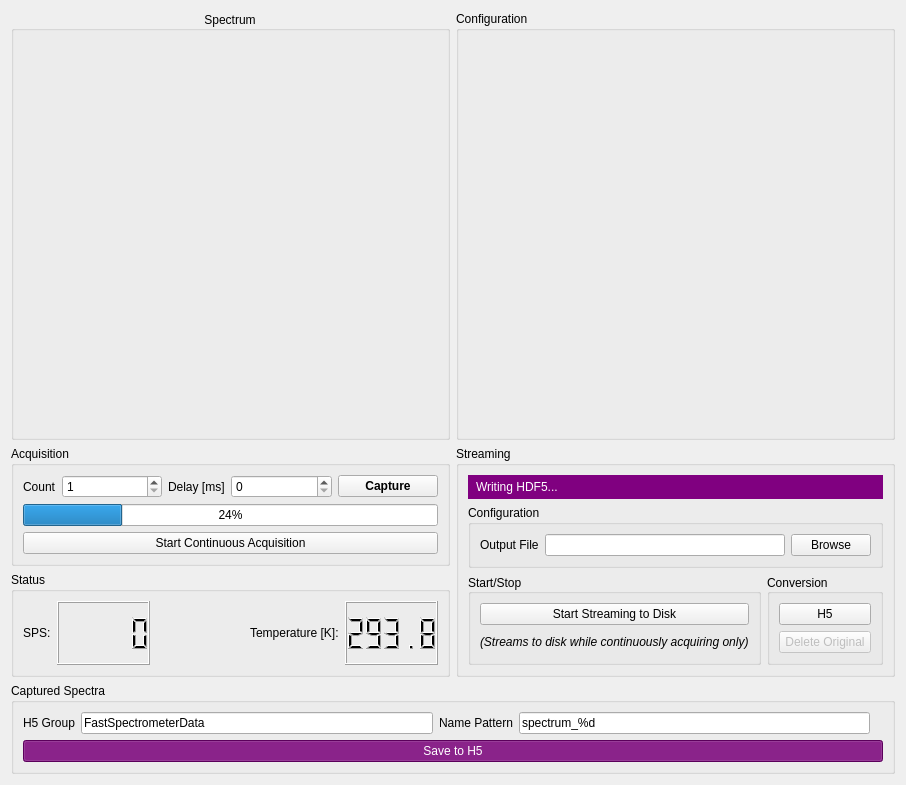
First picture: the form in nplab/instrument/spectrometer/fastspectrometer/resources/fsgui.ui, repository wdeacon/PyOpenLab, before the edit.
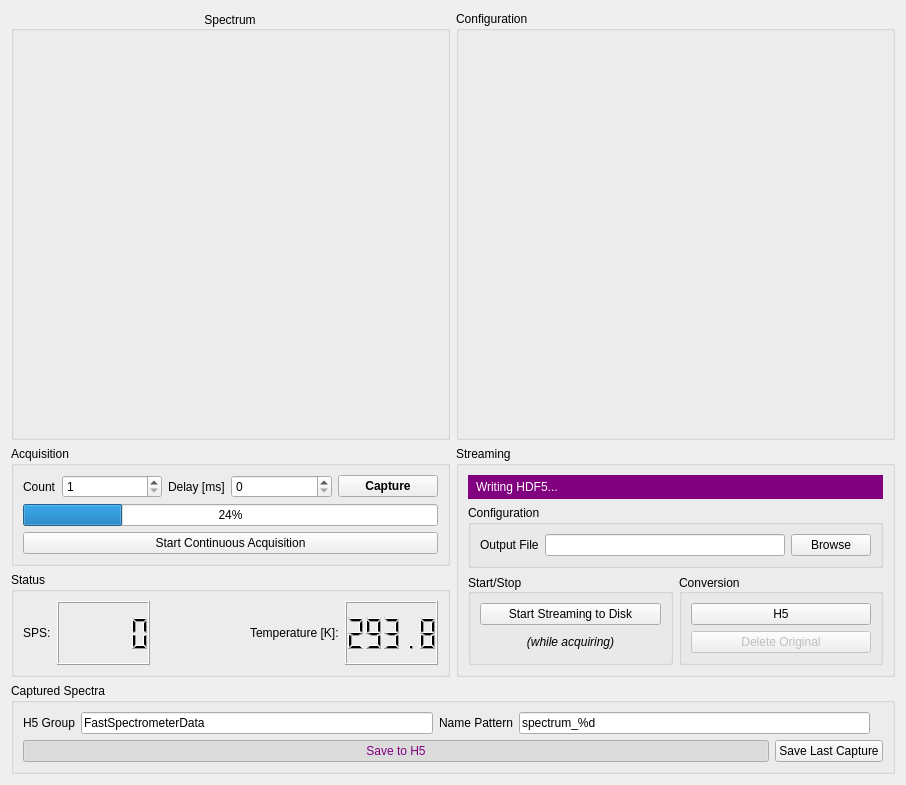
Second picture: the form after the edit.

```diff
--- a/nplab/instrument/spectrometer/fastspectrometer/resources/fsgui.ui
+++ b/nplab/instrument/spectrometer/fastspectrometer/resources/fsgui.ui
@@ -349,7 +349,10 @@
             </font>
            </property>
            <property name="text">
-            <string>(Streams to disk while continuously acquiring only)</string>
+            <string>(while acquiring)</string>
+           </property>
+           <property name="alignment">
+            <set>Qt::AlignCenter</set>
            </property>
           </widget>
          </item>
@@ -417,11 +420,17 @@
        </layout>
       </item>
       <item row="1" column="0">
-       <layout class="QHBoxLayout" name="horizontalLayout_6" stretch="0">
+       <layout class="QHBoxLayout" name="horizontalLayout_6" stretch="0,0">
         <item>
          <widget class="QPushButton" name="h5SaveButton">
+          <property name="sizePolicy">
+           <sizepolicy hsizetype="Minimum" vsizetype="Fixed">
+            <horstretch>1</horstretch>
+            <verstretch>0</verstretch>
+           </sizepolicy>
+          </property>
           <property name="styleSheet">
-           <string notr="true">background: purple; color: white;</string>
+           <string notr="true">color: purple;</string>
           </property>
           <property name="text">
            <string>Save to H5</string>
@@ -434,6 +443,33 @@
           </property>
          </widget>
         </item>
+        <item>
+         <widget class="QPushButton" name="saveLastButton">
+          <property name="sizePolicy">
+           <sizepolicy hsizetype="Minimum" vsizetype="Fixed">
+            <horstretch>0</horstretch>
+            <verstretch>0</verstretch>
+           </sizepolicy>
+          </property>
+          <property name="maximumSize">
+           <size>
+            <width>16777215</width>
+            <height>16777215</height>
+           </size>
+          </property>
+          <property name="font">
+           <font>
+            <weight>50</weight>
+            <bold>false</bold>
+            <underline>false</underline>
+            <kerning>true</kerning>
+           </font>
+          </property>
+          <property name="text">
+           <string>Save Last Capture</string>
+          </property>
+         </widget>
+        </item>
        </layout>
       </item>
      </layout>
```
